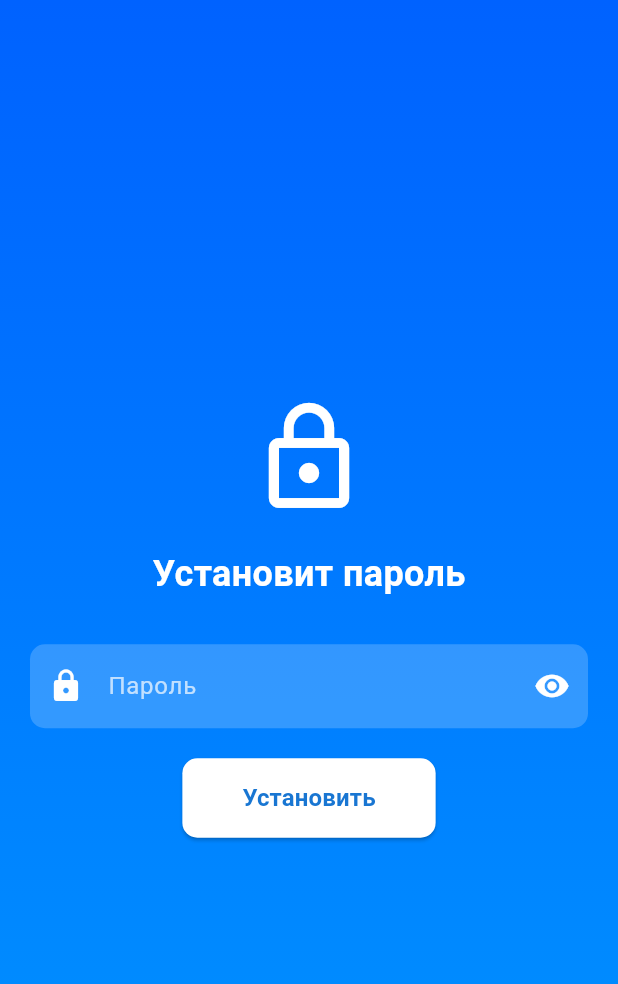
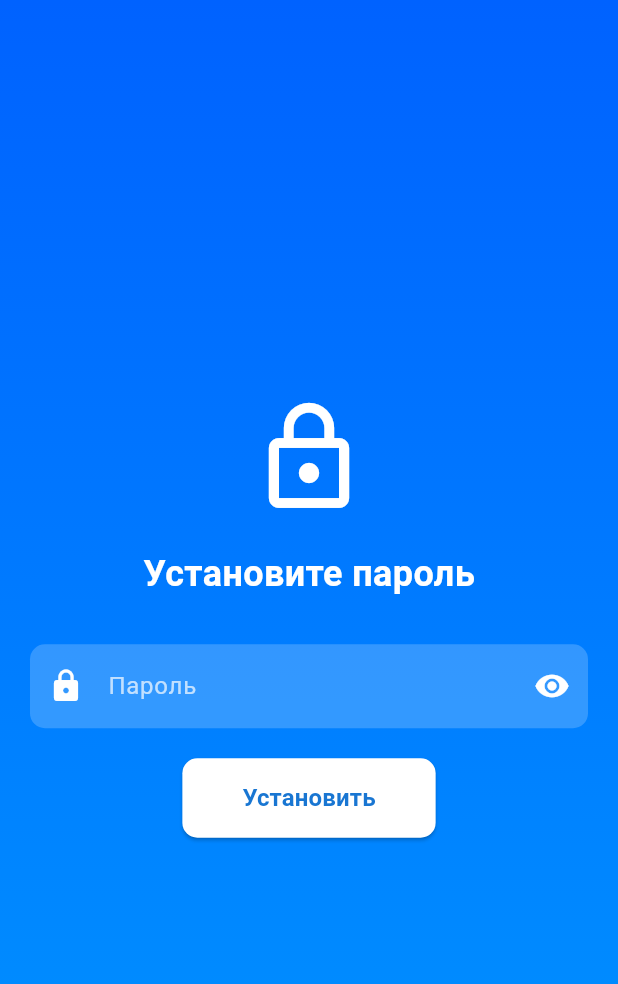
Before and after one commit to crazynoob1566/my-chat-app, a Flutter app: the screen it shows after launch, on a phone screen of 412 x 824 dp. Shown: the top 984 px of the screen. Run offline on Flutter 3.47's test engine with Material 3 defaults, Android fonts, the phone set to English and light mode, and no system bars; our stand-ins replace cached_network_image, flutter_local_notifications, image_gallery_saver, image_picker, permission_handler, photo_view and 2 more; accounts and stored records are empty; statements that could not run were skipped.

Commit message:
Обновление

```diff
--- a/lib/main.dart
+++ b/lib/main.dart
@@ -214,7 +214,7 @@ class _PasswordScreenState extends State<PasswordScreen> {
                   const SizedBox(height: 20),
                   Text(
                     _isFirstLaunch
-                        ? 'Установит пароль'
+                        ? 'Установите пароль'
                         : '𝕊𝕒𝕝𝕒𝕞 𝕡𝕠𝕡𝕠𝕝𝕒𝕞',
                     style: const TextStyle(
                       fontSize: 24,
```
